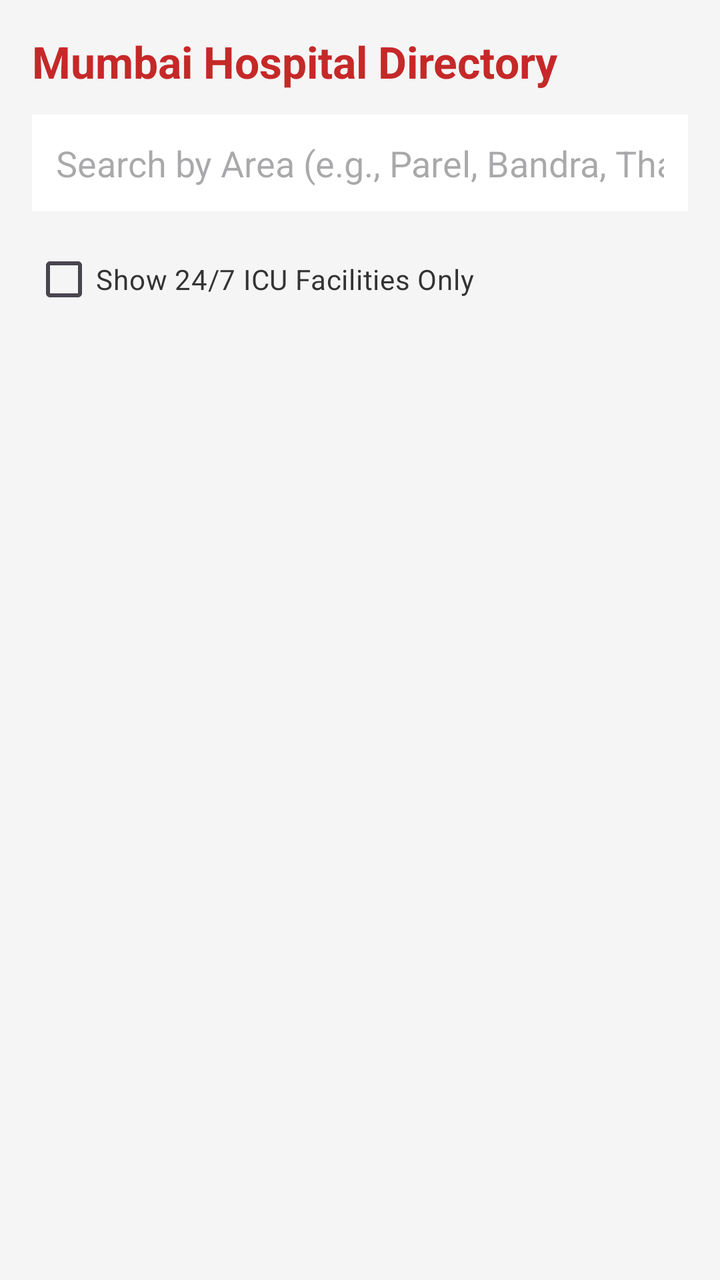
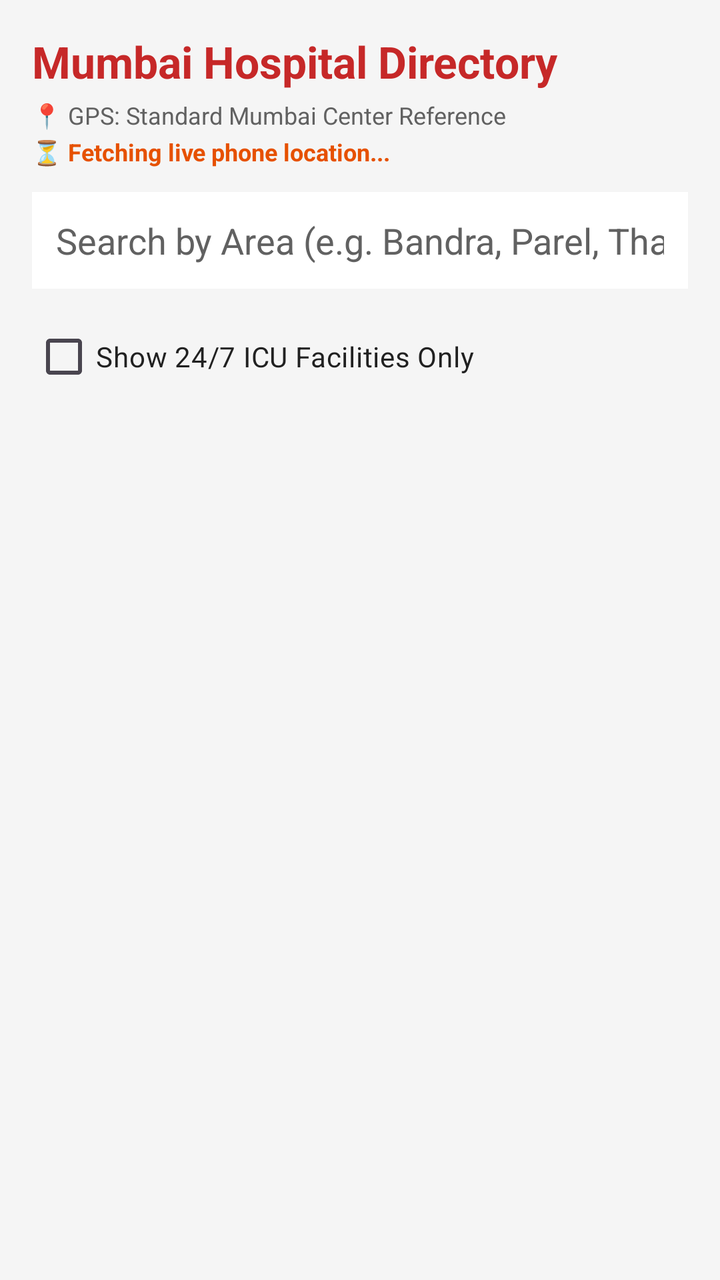

An Android layout rendered at two revisions. The XML below is the earlier revision; the diff shows what the commit changed to produce the second picture.
<!-- AndroidManifest.xml: application theme Theme.RakshaLink -->
<!-- res/layout/activity_hospital_list.xml -->
<?xml version="1.0" encoding="utf-8"?>
<LinearLayout xmlns:android="http://schemas.android.com/apk/res/android"
    android:layout_width="match_parent"
    android:layout_height="match_parent"
    android:orientation="vertical"
    android:background="#F5F5F5"
    android:padding="16dp">

    <TextView
        android:layout_width="wrap_content"
        android:layout_height="wrap_content"
        android:text="Mumbai Hospital Directory"
        android:textSize="22sp"
        android:textStyle="bold"
        android:textColor="#C62828"
        android:layout_marginBottom="12dp"/>

    
    <EditText
        android:id="@+id/etSearchArea"
        android:layout_width="match_parent"
        android:layout_height="wrap_content"
        android:hint="Search by Area (e.g., Parel, Bandra, Thane)"
        android:inputType="text"
        android:background="#FFFFFF"
        android:padding="12dp"
        android:layout_marginBottom="10dp"/>

    
    <CheckBox
        android:id="@+id/cbIcuOnly"
        android:layout_width="wrap_content"
        android:layout_height="wrap_content"
        android:text="Show 24/7 ICU Facilities Only"
        android:textSize="14sp"
        android:textColor="#333333"
        android:layout_marginBottom="12dp"/>

    
    <ScrollView
        android:layout_width="match_parent"
        android:layout_height="0dp"
        android:layout_weight="1"
        android:fillViewport="true">

        <LinearLayout
            android:id="@+id/layoutHospitalContainer"
            android:layout_width="match_parent"
            android:layout_height="wrap_content"
            android:orientation="vertical" />
    </ScrollView>

</LinearLayout>
<!-- resources referenced by this layout -->
<resources>
  <style name="Theme.RakshaLink" parent="Base.Theme.RakshaLink" />
  <style name="Base.Theme.RakshaLink" parent="Theme.Material3.DayNight.NoActionBar">
          
          
      </style>
</resources>

<!-- the commit's change to res/layout/activity_hospital_list.xml (unified diff, before → after) -->
@@ -13,6 +13,27 @@
         android:textSize="22sp"
         android:textStyle="bold"
         android:textColor="#C62828"
+        android:layout_marginBottom="4dp"/>
+
+    
+    <TextView
+        android:id="@+id/tvDefaultReference"
+        android:layout_width="wrap_content"
+        android:layout_height="wrap_content"
+        android:text="📍 GPS: Standard Mumbai Center Reference"
+        android:textSize="12sp"
+        android:textColor="#616161"
+        android:layout_marginBottom="2dp"/>
+
+    
+    <TextView
+        android:id="@+id/tvLocationStatus"
+        android:layout_width="wrap_content"
+        android:layout_height="wrap_content"
+        android:text="⏳ Fetching live phone location..."
+        android:textSize="12sp"
+        android:textStyle="bold"
+        android:textColor="#E65100"
         android:layout_marginBottom="12dp"/>
 
     
@@ -20,7 +41,9 @@
         android:id="@+id/etSearchArea"
         android:layout_width="match_parent"
         android:layout_height="wrap_content"
-        android:hint="Search by Area (e.g., Parel, Bandra, Thane)"
+        android:hint="Search by Area (e.g. Bandra, Parel, Thane)"
+        android:textColorHint="#616161"
+        android:textColor="#000000"
         android:inputType="text"
         android:background="#FFFFFF"
         android:padding="12dp"
@@ -33,7 +56,7 @@
         android:layout_height="wrap_content"
         android:text="Show 24/7 ICU Facilities Only"
         android:textSize="14sp"
-        android:textColor="#333333"
+        android:textColor="#212121"
         android:layout_marginBottom="12dp"/>
 
     
